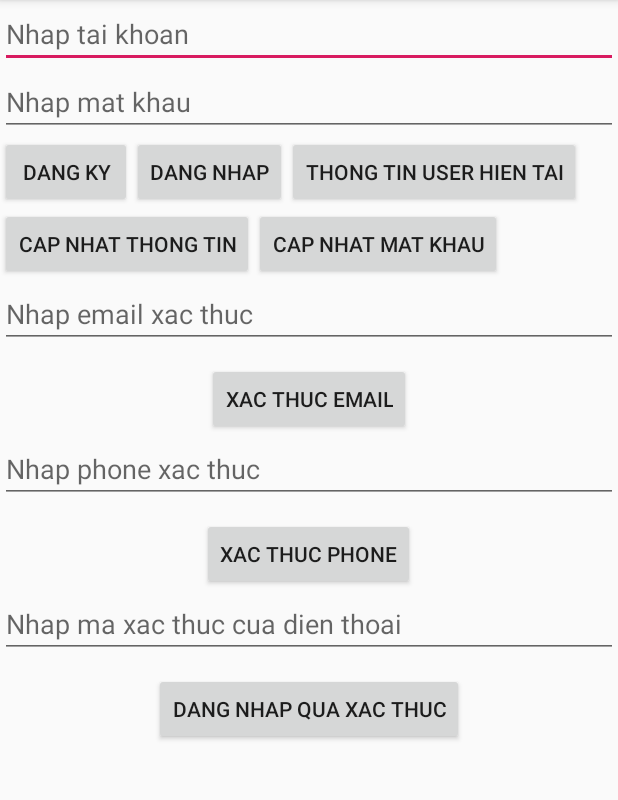
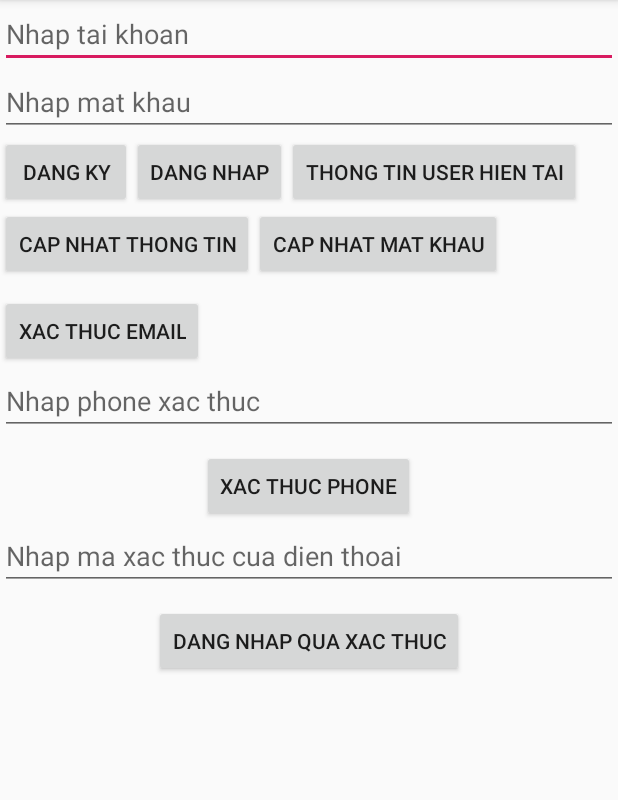
Before and after one commit to phamtanphat/FirebaseAuthentication29072019, an Android app: the screen it shows after launch (MainActivity), on a phone screen of 412 x 824 dp, the part 84-884 px from its top. Run offline under Robolectric (Android 15) with nearby library versions, the phone set to English and light mode, and no system bars; our stand-ins replace Firebase (no records; nobody signed in at launch, a user with empty details on screens opened directly).

Commit message:
xac thuc email

```diff
--- a/app/src/main/java/phamtanphat/ptp/khoaphamtraining/firebaseauthentication29072019/MainActivity.java
+++ b/app/src/main/java/phamtanphat/ptp/khoaphamtraining/firebaseauthentication29072019/MainActivity.java
@@ -20,7 +20,7 @@ import com.google.firebase.auth.FirebaseUser;
 public class MainActivity extends AppCompatActivity {
 
     EditText mEdtEmail , mEdtPassword;
-    Button btnDangky, btnDangnhap,btnThongTinUser;
+    Button btnDangky, btnDangnhap,btnThongTinUser,btnXacThucEmail;
     private FirebaseAuth mAuth;
     @Override
     protected void onCreate(Bundle savedInstanceState) {
@@ -34,6 +34,7 @@ public class MainActivity extends AppCompatActivity {
         btnDangky = findViewById(R.id.buttonDangky);
         btnDangnhap = findViewById(R.id.buttonDangnhap);
         btnThongTinUser = findViewById(R.id.buttonThongtin);
+        btnXacThucEmail = findViewById(R.id.buttonVerification);
 
         btnDangky.setOnClickListener(new View.OnClickListener() {
             @Override
@@ -97,5 +98,27 @@ public class MainActivity extends AppCompatActivity {
                 }
             }
         });
+        btnXacThucEmail.setOnClickListener(new View.OnClickListener() {
+            @Override
+            public void onClick(View v) {
+                FirebaseUser user = mAuth.getCurrentUser();
+
+                if (user != null){
+                    user.sendEmailVerification()
+                            .addOnCompleteListener(new OnCompleteListener<Void>() {
+                                @Override
+                                public void onComplete(@NonNull Task<Void> task) {
+                                    if (task.isSuccessful()) {
+                                        Toast.makeText(MainActivity.this, "Đã gửi email xác thực", Toast.LENGTH_SHORT).show();
+                                    }else{
+                                        Toast.makeText(MainActivity.this, "Lỗi", Toast.LENGTH_SHORT).show();
+                                    }
+                                }
+                            });
+                }
+
+
+            }
+        });
     }
 }
--- a/app/src/main/res/layout/activity_main.xml
+++ b/app/src/main/res/layout/activity_main.xml
@@ -53,17 +53,10 @@
         android:layout_width="wrap_content"
         android:layout_height="wrap_content" />
 
-    <EditText
-        android:hint="Nhap email xac thuc"
-        android:layout_below="@id/buttonResetpassword"
-        android:id="@+id/edittextVerificationEmail"
-        android:layout_width="match_parent"
-        android:layout_height="wrap_content"/>
 
     <Button
         android:layout_marginTop="10dp"
-        android:layout_centerHorizontal="true"
-        android:layout_below="@id/edittextVerificationEmail"
+        android:layout_below="@id/buttonResetpassword"
         android:text="Xac thuc email"
         android:id="@+id/buttonVerification"
         android:layout_width="wrap_content"
```
